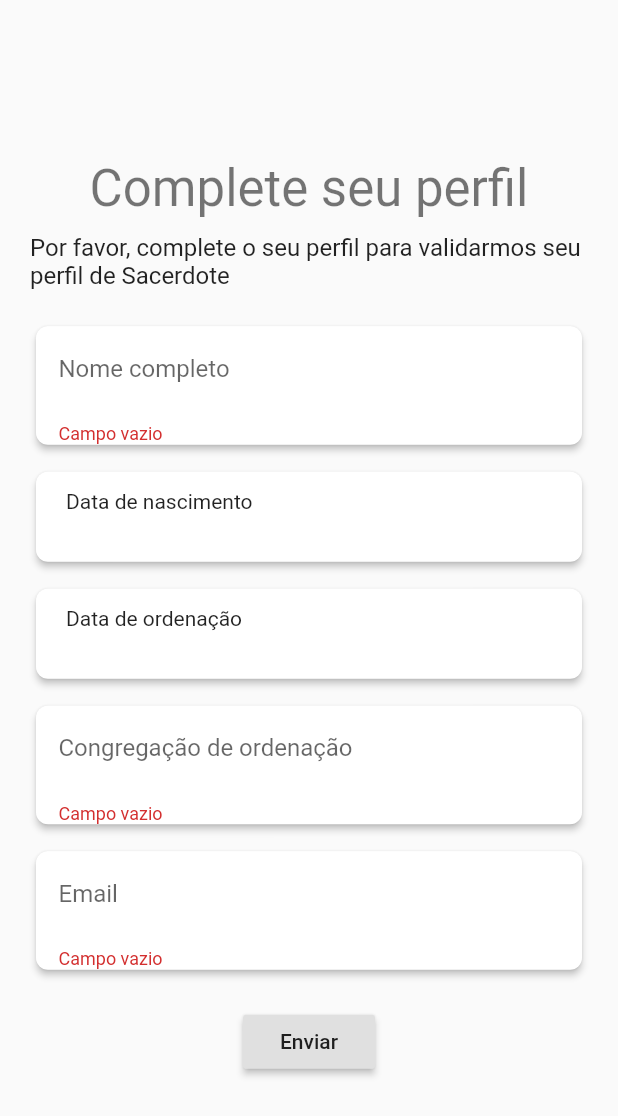
After one commit to edwardcosta/ConfesseJa, a Flutter app: the HomePriestCompleteProfile screen opened directly, after a tap on "Enviar", on a phone screen of 412 x 824 dp. The commit adds this screen. Shown: the top 1116 px of the screen. Run offline on Flutter 3.47's test engine with Material 2 defaults, Android fonts, the light colour scheme and no system bars; our stand-ins replace cached_network_image, cloud_firestore, dots_indicator, email_validator, firebase_auth, google_maps_flutter and 2 more; accounts and stored records are empty; network calls fail; statements that could not run were skipped.

Commit message:
priest full flow profile register

```diff
--- a/lib/models/user.dart
+++ b/lib/models/user.dart
@@ -2,7 +2,7 @@ class User {
   final double accountType;
   String displayName;
   String photoUrl;
+  int profileStepConfirmation;
 
   User({this.accountType});
-
 }
--- /dev/null
+++ b/lib/res/server_values.dart
@@ -0,0 +1,6 @@
+import 'package:flutter/material.dart';
+
+class ServerValues {
+  static const String USERS_COLLECTION = 'users';
+  static const String PROFILE_TO_CONFIRM_COLLECTION = 'profile_to_confirm';
+}
--- a/lib/res/strings.dart
+++ b/lib/res/strings.dart
@@ -32,8 +32,18 @@ class AppStrings {
   static const String REGISTER_SIGNUP_ERROR = "Falha ao criar conta";
 
   static const String PROFILE_CHOOSER_LAITY = "Leigo";
-  static const String PROFILE_CHOOSER_PARISH = "Paróquia";
+  static const String PROFILE_CHOOSER_CHURCH = "Igreja";
   static const String PROFILE_CHOOSER_PRIEST = "Sacerdote";
 
   static const String HOME_WELCOME = "Bem Vindo";
+
+  static const String COMPLETE_PROFILE_FULLNAME = "Nome completo";
+  static const String COMPLETE_PROFILE_BIRTHDATE = "Data de nascimento";
+  static const String COMPLETE_PROFILE_ORDERDATE = "Data de ordenação";
+  static const String COMPLETE_PROFILE_ORDER = "Congregação de ordenação";
+
+  static const String PRIEST_COMPLETE_PROFILE = "Por favor, complete o seu perfil para validarmos seu perfil de " + PROFILE_CHOOSER_PRIEST;
+  static const String PRIEST_COMPLETE_PROFILE_TITLE = "Complete seu perfil";
+
+  static const String PERISH_COMPLETE_PROFILE = "Por favor, complete o seu perfil para validarmos seu perfil de " + PROFILE_CHOOSER_CHURCH;
 }
--- a/lib/screens/home/home_main.dart
+++ b/lib/screens/home/home_main.dart
@@ -95,7 +95,7 @@ class _HomeMainState extends State<HomeMain> {
                       CameraPosition(
                           target: LatLng(
                               userLocation.latitude, userLocation.longitude),
-                          zoom: 15)));
+                          zoom: 15.0)));
                 },
               ),
             ),
--- /dev/null
+++ b/lib/screens/home/priest/home_priest_complete_profile.dart
@@ -0,0 +1,293 @@
+import 'package:cloud_firestore/cloud_firestore.dart';
+import 'package:confesseja/res/server_values.dart';
+import 'package:confesseja/res/strings.dart';
+import 'package:email_validator/email_validator.dart';
+import 'package:firebase_auth/firebase_auth.dart';
+import 'package:flutter/material.dart';
+import 'package:provider/provider.dart';
+
+class HomePriestCompleteProfile extends StatefulWidget {
+  @override
+  _HomePriestCompleteProfileState createState() =>
+      _HomePriestCompleteProfileState();
+}
+
+class _HomePriestCompleteProfileState extends State<HomePriestCompleteProfile> {
+  final _formKey = GlobalKey<FormState>();
+
+  String fullName;
+  DateTime birthdate;
+  DateTime orderdate;
+  String order;
+  String email;
+
+  TextEditingController birthdateTextEditingController =
+      TextEditingController();
+  TextEditingController orderdateTextEditingController =
+      TextEditingController();
+
+  Future<DateTime> _selectDate(
+      BuildContext context, DateTime selectedDate) async {
+    if (selectedDate == null) selectedDate = DateTime.now();
+    final DateTime picked = await showDatePicker(
+        context: context,
+        initialDate: selectedDate,
+        firstDate: DateTime(DateTime.now().year - 100),
+        lastDate: DateTime.now(),
+        locale: Localizations.localeOf(context));
+    if (picked != null && picked != selectedDate) return picked;
+    return selectedDate;
+  }
+
+  @override
+  Widget build(BuildContext context) {
+    final user = Provider.of<FirebaseUser>(context);
+    return Scaffold(
+      body: Center(
+        child: SingleChildScrollView(
+          child: Container(
+            constraints: BoxConstraints(maxWidth: 500),
+            padding: EdgeInsets.all(20.0),
+            child: Form(
+              key: _formKey,
+              child: Column(mainAxisSize: MainAxisSize.min, children: <Widget>[
+                Text(
+                  AppStrings.PRIEST_COMPLETE_PROFILE_TITLE,
+                  style: Theme.of(context).textTheme.headline4,
+                ),
+                SizedBox(
+                  height: 10,
+                ),
+                Text(
+                  AppStrings.PRIEST_COMPLETE_PROFILE,
+                  style: Theme.of(context).textTheme.subtitle1,
+                ),
+                SizedBox(
+                  height: 20,
+                ),
+                Card(
+                  elevation: 2.0,
+                  shape: RoundedRectangleBorder(
+                    borderRadius: BorderRadius.circular(8),
+                  ),
+                  child: TextFormField(
+                    validator: (val) {
+                      if (val.isEmpty) return AppStrings.REGISTER_EMPTY;
+                      return null;
+                    },
+                    decoration: new InputDecoration(
+                      border: InputBorder.none,
+                      labelText: AppStrings.COMPLETE_PROFILE_FULLNAME,
+                      focusedBorder: InputBorder.none,
+                      enabledBorder: InputBorder.none,
+                      errorBorder: InputBorder.none,
+                      disabledBorder: InputBorder.none,
+                      contentPadding: EdgeInsets.only(
+                          left: 15, bottom: 11, top: 11, right: 15),
+                    ),
+                    onChanged: (val) {
+                      setState(() {
+                        fullName = val;
+                      });
+                    },
+                  ),
+                ),
+                SizedBox(
+                  height: 10,
+                ),
+                Card(
+                    elevation: 2.0,
+                    shape: RoundedRectangleBorder(
+                        borderRadius: BorderRadius.circular(8)),
+                    child: InkWell(
+                      onTap: () async {
+                        final value = await _selectDate(context, birthdate);
+                        setState(() {
+                          birthdate = value;
+                          birthdateTextEditingController.text =
+                              value.toString();
+                        });
+                      },
+                      child: SizedBox(
+                        width: double.infinity,
+                        height: 60,
+                        child: Container(
+                            padding: EdgeInsets.fromLTRB(20, 10, 20, 10),
+                            child: Column(
+                                crossAxisAlignment: CrossAxisAlignment.start,
+                                children: <Widget>[
+                                  (birthdate == null)
+                                      ? SizedBox()
+                                      : Text(
+                                          AppStrings.COMPLETE_PROFILE_BIRTHDATE,
+                                          style: Theme.of(context)
+                                              .textTheme
+                                              .caption),
+                                  SizedBox(
+                                    height: 2,
+                                  ),
+                                  (birthdate == null)
+                                      ? Text(
+                                          AppStrings.COMPLETE_PROFILE_BIRTHDATE,
+                                          textAlign: TextAlign.left,
+                                          style: Theme.of(context)
+                                              .textTheme
+                                              .bodyText2,
+                                        )
+                                      : Text(
+                                          "${birthdate.toLocal()}"
+                                              .split(' ')[0]
+                                              .replaceAll('-', '/'),
+                                          textAlign: TextAlign.left)
+                                ])),
+                      ),
+                    )),
+                SizedBox(
+                  height: 10,
+                ),
+                Card(
+                    elevation: 2.0,
+                    shape: RoundedRectangleBorder(
+                        borderRadius: BorderRadius.circular(8)),
+                    child: InkWell(
+                      onTap: () async {
+                        final value = await _selectDate(context, orderdate);
+                        setState(() {
+                          orderdate = value;
+                          orderdateTextEditingController.text =
+                              value.toString();
+                        });
+                      },
+                      child: SizedBox(
+                        width: double.infinity,
+                        height: 60,
+                        child: Container(
+                            padding: EdgeInsets.fromLTRB(20, 10, 20, 10),
+                            child: Column(
+                                crossAxisAlignment: CrossAxisAlignment.start,
+                                children: <Widget>[
+                                  (orderdate == null)
+                                      ? SizedBox()
+                                      : Text(AppStrings.COMPLETE_PROFILE_ORDER,
+                                          style: Theme.of(context)
+                                              .textTheme
+                                              .caption),
+                                  SizedBox(
+                                    height: 2,
+                                  ),
+                                  (orderdate == null)
+                                      ? Text(
+                                          AppStrings.COMPLETE_PROFILE_ORDERDATE,
+                                          textAlign: TextAlign.left,
+                                          style: Theme.of(context)
+                                              .textTheme
+                                              .bodyText2,
+                                        )
+                                      : Text(
+                                          "${orderdate.toLocal()}"
+                                              .split(' ')[0]
+                                              .replaceAll('-', '/'),
+                                          textAlign: TextAlign.left)
+                                ])),
+                      ),
+                    )),
+                SizedBox(
+                  height: 10,
+                ),
+                Card(
+                  elevation: 2.0,
+                  shape: RoundedRectangleBorder(
+                    borderRadius: BorderRadius.circular(8),
+                  ),
+                  child: TextFormField(
+                    validator: (val) {
+                      if (val.isEmpty) return AppStrings.REGISTER_EMPTY;
+                      return null;
+                    },
+                    decoration: new InputDecoration(
+                      border: InputBorder.none,
+                      labelText: AppStrings.COMPLETE_PROFILE_ORDER,
+                      focusedBorder: InputBorder.none,
+                      enabledBorder: InputBorder.none,
+                      errorBorder: InputBorder.none,
+                      disabledBorder: InputBorder.none,
+                      contentPadding: EdgeInsets.only(
+                          left: 15, bottom: 11, top: 11, right: 15),
+                    ),
+                    onChanged: (val) {
+                      setState(() {
+                        order = val;
+                      });
+                    },
+                  ),
+                ),
+                SizedBox(
+                  height: 10,
+                ),
+                Card(
+                  elevation: 2.0,
+                  shape: RoundedRectangleBorder(
+                    borderRadius: BorderRadius.circular(8),
+                  ),
+                  child: TextFormField(
+                    validator: (val) {
+                      if (val.isEmpty) return AppStrings.REGISTER_EMPTY;
+                      if (!EmailValidator.validate(val))
+                        return AppStrings.REGISTER_INVALID_EMAIL;
+                      return null;
+                    },
+                    decoration: new InputDecoration(
+                      border: InputBorder.none,
+                      labelText: AppStrings.REGISTER_EMAIL,
+                      focusedBorder: InputBorder.none,
+                      enabledBorder: InputBorder.none,
+                      errorBorder: InputBorder.none,
+                      disabledBorder: InputBorder.none,
+                      contentPadding: EdgeInsets.only(
+                          left: 15, bottom: 11, top: 11, right: 15),
+                    ),
+                    onChanged: (val) {
+                      setState(() {
+                        email = val;
+                      });
+                    },
+                  ),
+                ),
+                SizedBox(
+                  height: 20.0,
+                ),
+                RaisedButton(
+                  child: Text('Enviar'),
+                  onPressed: () {
+                  if (_formKey.currentState.validate() &&
+                      birthdate != null &&
+                      orderdate != null) {
+                    Firestore.instance
+                        .collection(ServerValues.PROFILE_TO_CONFIRM_COLLECTION)
+                        .document(user.uid)
+                        .setData({
+                      'account': user.uid,
+                      'date': DateTime.now().toIso8601String()
+                    }, merge: true).whenComplete(() {
+                      Firestore.instance
+                          .collection(ServerValues.USERS_COLLECTION)
+                          .document(user.uid)
+                          .setData({
+                        'fullname': fullName,
+                        'birthdate': birthdate.toIso8601String(),
+                        'orderdate': orderdate.toIso8601String(),
+                        'order': order,
+                        'email': email,
+                        'profile_step_confirmation': 1
+                      }, merge: true);
+                    });
+                  }
+                })
+              ]),
+            ),
+          ),
+        ),
+      ),
+    );
+  }
+}
--- a/lib/screens/profile_chooser/profile_chooser_wrapper.dart
+++ b/lib/screens/profile_chooser/profile_chooser_wrapper.dart
@@ -1,6 +1,7 @@
 import 'package:confesseja/models/user.dart';
 import 'package:confesseja/screens/home/home_wrapper.dart';
 import 'package:confesseja/screens/profile_chooser/profile_chooser.dart';
+import 'package:confesseja/utils/update_login.dart';
 import 'package:flutter/material.dart';
 import 'package:provider/provider.dart';
 
@@ -8,8 +9,8 @@ class ProfileChooserWrapper extends StatelessWidget {
   @override
   Widget build(BuildContext context) {
     final User user = Provider.of<User>(context);
-    if(user != null)
-      return HomeWrapper();
+    UpdateLoginInformation.updateLoginInformation(context);
+    if (user != null) return HomeWrapper();
     return ProfileChooser();
   }
 }
--- a/lib/utils/services/stream_user.dart
+++ b/lib/utils/services/stream_user.dart
@@ -10,8 +10,9 @@ class StreamUser {
     return Firestore.instance.collection('users').document(firebaseUser.uid).snapshots().map((event) {
       if(event.exists && event.data != null){
         User user = User(accountType: event.data['account_type']);
-        if(event.data.containsKey('displayName')) user.displayName = event.data['displayName'];
-        if(event.data.containsKey('photoUrl')) user.photoUrl = event.data['photoUrl'];
+        if(event.data.containsKey('display_name')) user.displayName = event.data['display_name'];
+        if(event.data.containsKey('photo_url')) user.photoUrl = event.data['photo_url'];
+        if(event.data.containsKey('profile_step_confirmation')) user.profileStepConfirmation = event.data['profile_step_confirmation'];
         return user;
       } else {
         return null;
--- a/pubspec.yaml
+++ b/pubspec.yaml
@@ -22,6 +22,8 @@ environment:
 
 dependencies:
   flutter:
+    sdk: flutter
+  flutter_localizations:
     sdk: flutter
 
 
```
Also changed, not shown: lib/main.dart (+10 -0 lines), lib/screens/home/home_wrapper.dart (+5 -5 lines), lib/screens/home/priest/home_priest_wait_confirmation.dart (added, +37 -0 lines), lib/screens/home/priest/home_priest_wrapper.dart (added, +28 -0 lines), lib/screens/profile_chooser/profile_chooser.dart (+4 -3 lines), lib/utils/services/auth.dart (+6 -1 lines), lib/utils/update_login.dart (added, +28 -0 lines), lib/screens/home/admin/home_admin.dart (renamed from lib/screens/home/home_admin.dart), lib/screens/home/perish/home_perish.dart (renamed from lib/screens/home/home_perish.dart), lib/screens/home/priest/home_priest.dart (renamed from lib/screens/home/home_priest.dart), pubspec.lock, 6 other files.
